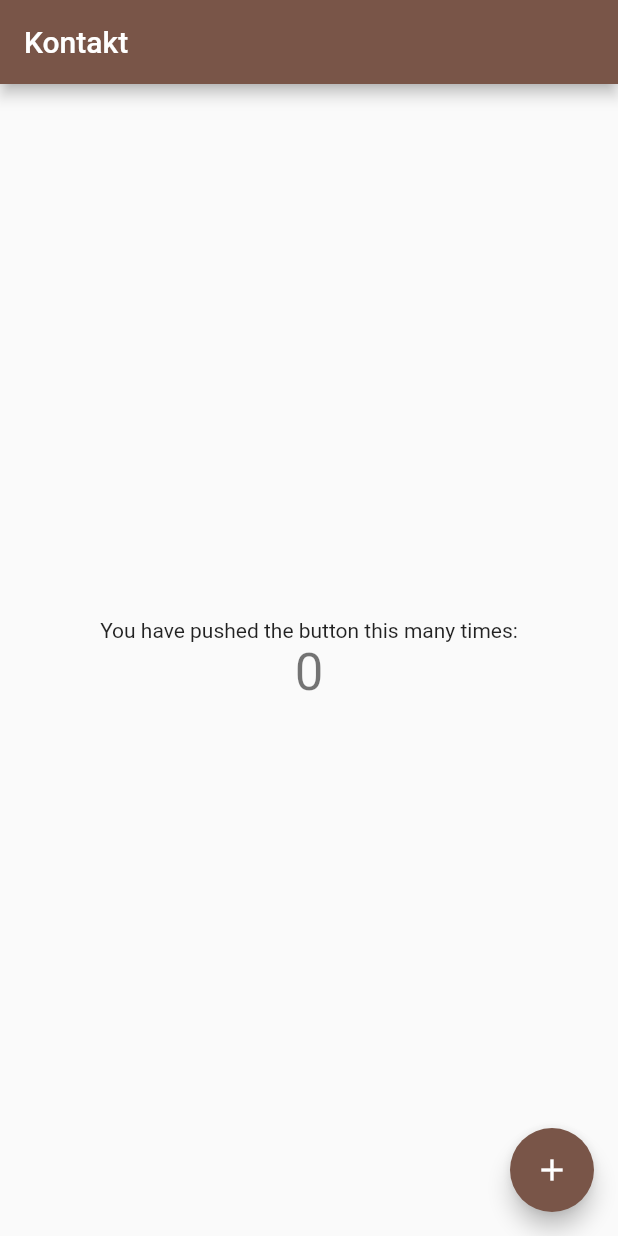
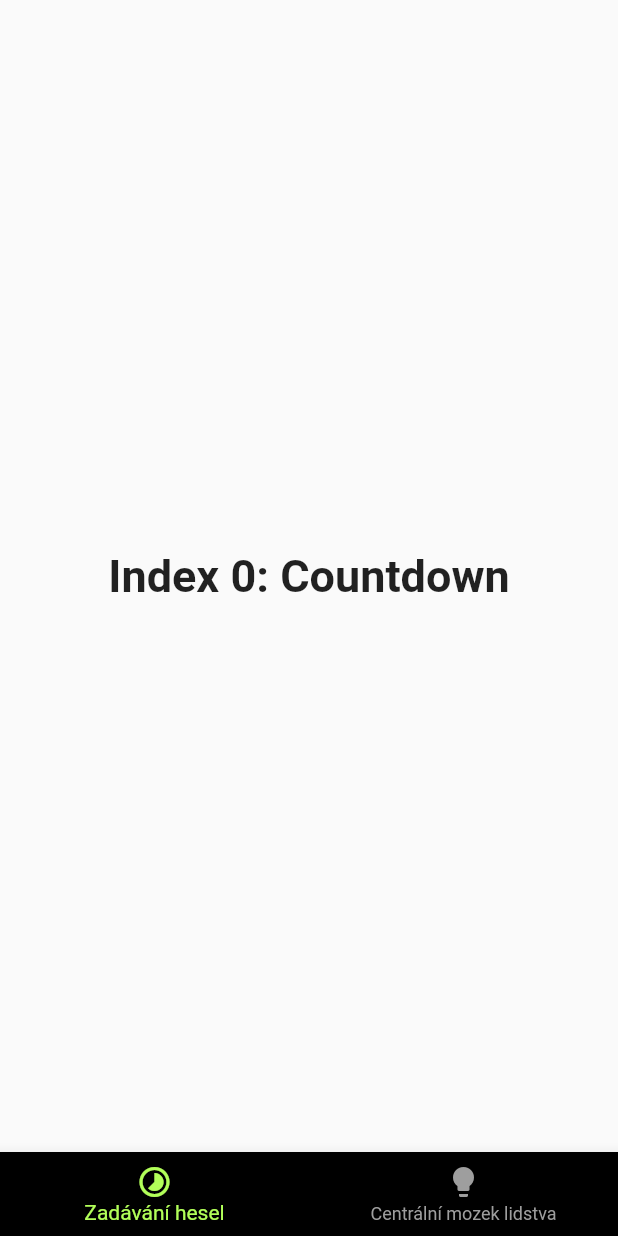
Before and after one commit to luksladky/TaborKontakt-Unikovka, a Flutter app: the screen it shows after launch, on a phone screen of 412 x 824 dp. Run offline on Flutter 3.47's test engine with Material 2 defaults, Android fonts, the phone set to English and light mode, and no system bars.

Commit message:
Screen selector with bottom navigation

```diff
--- a/lib/main.dart
+++ b/lib/main.dart
@@ -26,7 +26,7 @@ class MyApp extends StatelessWidget {
         // is not restarted.
         primarySwatch: Colors.brown,
       ),
-      home: const MyHomePage(title: 'Kontakt'),
+      home: const ScreenSelector(title: 'Kontakt'),
     );
   }
 }
--- a/lib/screens/homepage.dart
+++ b/lib/screens/homepage.dart
@@ -1,7 +1,7 @@
 import 'package:flutter/material.dart';
 
-class MyHomePage extends StatefulWidget {
-  const MyHomePage({super.key, required this.title});
+class ScreenSelector extends StatefulWidget {
+  const ScreenSelector({super.key, required this.title});
 
   // This widget is the home page of your application. It is stateful, meaning
   // that it has a State object (defined below) that contains fields that affect
@@ -15,20 +15,28 @@ class MyHomePage extends StatefulWidget {
   final String title;
 
   @override
-  State<MyHomePage> createState() => _MyHomePageState();
+  State<ScreenSelector> createState() => _ScreenSelectorState();
 }
 
-class _MyHomePageState extends State<MyHomePage> {
-  int _counter = 0;
+class _ScreenSelectorState extends State<ScreenSelector> {
+  int _selectedIndex = 0;
 
-  void _incrementCounter() {
+  static const TextStyle optionStyle =
+      TextStyle(fontSize: 30, fontWeight: FontWeight.bold);
+  static const List<Widget> _widgetOptions = <Widget>[
+    Text(
+      'Index 0: Countdown',
+      style: optionStyle,
+    ),
+    Text(
+      'Index 1: Knowledge database',
+      style: optionStyle,
+    ),
+  ];
+
+  void _onItemTapped(int index) {
     setState(() {
-      // This call to setState tells the Flutter framework that something has
-      // changed in this State, which causes it to rerun the build method below
-      // so that the display can reflect the updated values. If we changed
-      // _counter without calling setState(), then the build method would not be
-      // called again, and so nothing would appear to happen.
-      _counter++;
+      _selectedIndex = index;
     });
   }
 
@@ -41,46 +49,31 @@ class _MyHomePageState extends State<MyHomePage> {
     // fast, so that you can just rebuild anything that needs updating rather
     // than having to individually change instances of widgets.
     return Scaffold(
-      appBar: AppBar(
+/*      appBar: AppBar(
         // Here we take the value from the MyHomePage object that was created by
         // the App.build method, and use it to set our appbar title.
         title: Text(widget.title),
+      ),*/
+      body: Center(
+        child: _widgetOptions.elementAt(_selectedIndex),
       ),
-      body: Center(
-        // Center is a layout widget. It takes a single child and positions it
-        // in the middle of the parent.
-        child: Column(
-          // Column is also a layout widget. It takes a list of children and
-          // arranges them vertically. By default, it sizes itself to fit its
-          // children horizontally, and tries to be as tall as its parent.
-          //
-          // Invoke "debug painting" (press "p" in the console, choose the
-          // "Toggle Debug Paint" action from the Flutter Inspector in Android
-          // Studio, or the "Toggle Debug Paint" command in Visual Studio Code)
-          // to see the wireframe for each widget.
-          //
-          // Column has various properties to control how it sizes itself and
-          // how it positions its children. Here we use mainAxisAlignment to
-          // center the children vertically; the main axis here is the vertical
-          // axis because Columns are vertical (the cross axis would be
-          // horizontal).
-          mainAxisAlignment: MainAxisAlignment.center,
-          children: <Widget>[
-            const Text(
-              'You have pushed the button this many times:',
-            ),
-            Text(
-              '$_counter',
-              style: Theme.of(context).textTheme.headlineMedium,
-            ),
-          ],
-        ),
+      bottomNavigationBar: BottomNavigationBar(
+        items: const <BottomNavigationBarItem>[
+          BottomNavigationBarItem(
+            icon: Icon(Icons.timelapse),
+            label: 'Zadávání hesel',
+          ),
+          BottomNavigationBarItem(
+            icon: Icon(Icons.lightbulb),
+            label: 'Centrální mozek lidstva',
+          ),
+        ],
+        currentIndex: _selectedIndex,
+        backgroundColor: Colors.black, // <-- This works for fixed
+        selectedItemColor: Colors.lightGreenAccent,
+        unselectedItemColor: Colors.grey,
+        onTap: _onItemTapped,
       ),
-      floatingActionButton: FloatingActionButton(
-        onPressed: _incrementCounter,
-        tooltip: 'Increment',
-        child: const Icon(Icons.add),
-      ), // This trailing comma makes auto-formatting nicer for build methods.
     );
   }
 }
```
